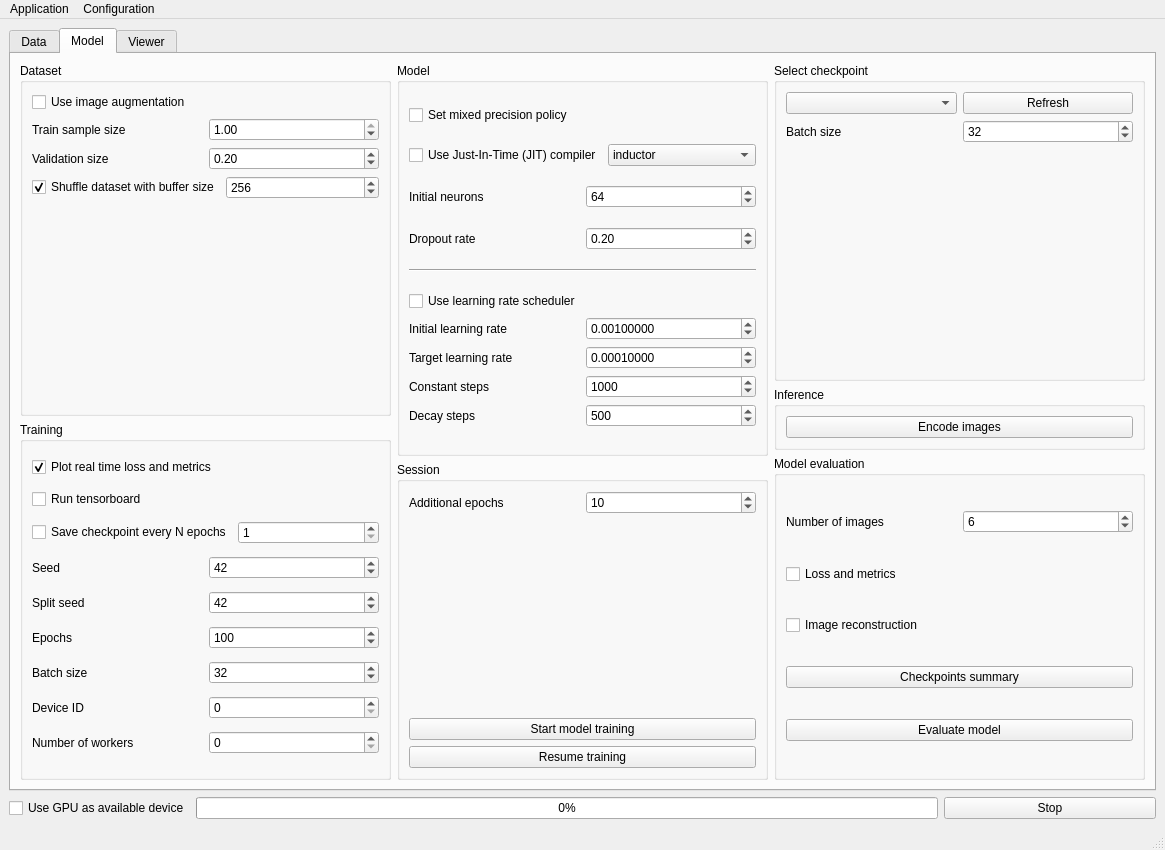
Old version of the form FEXT/app/assets/window_layout.ui in the repository CTCycle/FEXT-Autoencoder.
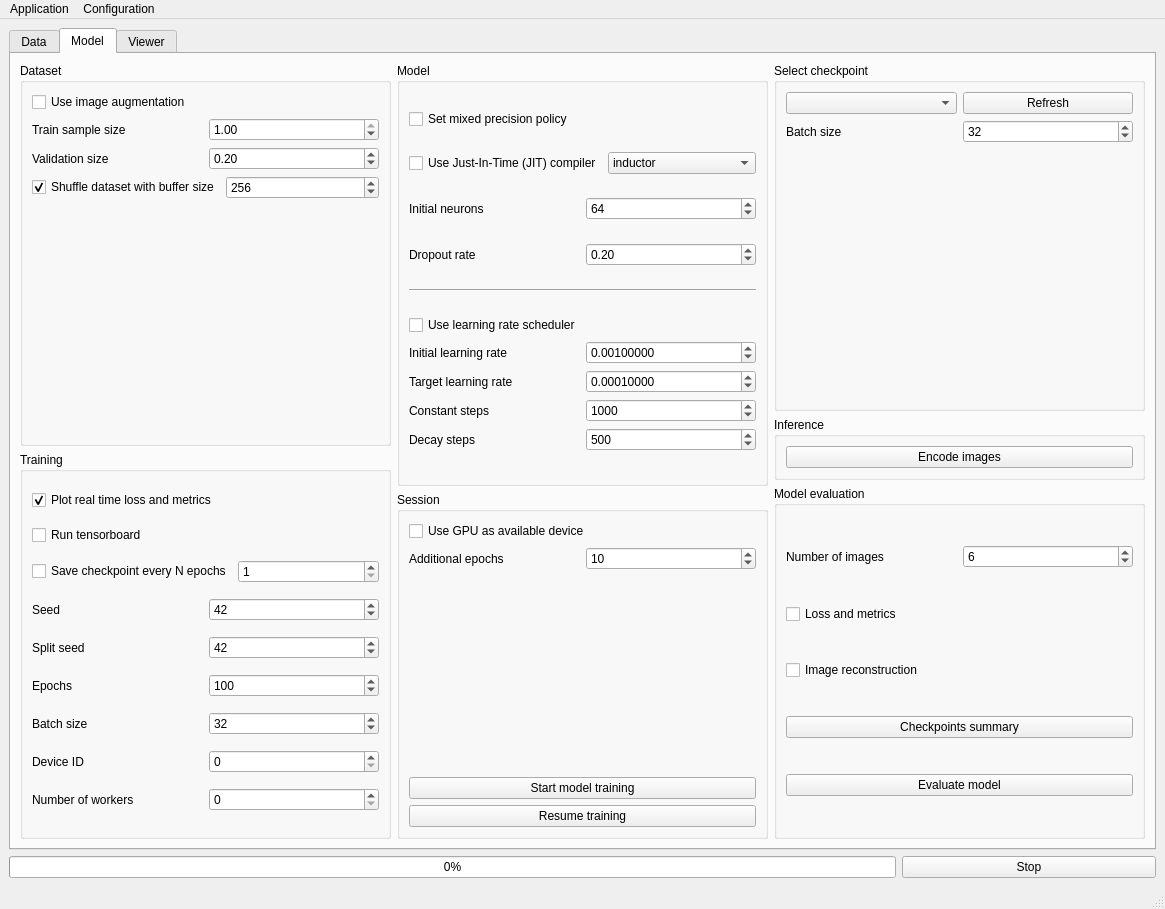
New version of the form. The open tabs and pages were chosen to show the change.

Commit message: moved GPU activation checkbox

Patch:
```diff
--- a/FEXT/app/assets/window_layout.ui
+++ b/FEXT/app/assets/window_layout.ui
@@ -7,7 +7,7 @@
     <x>0</x>
     <y>0</y>
     <width>1165</width>
-    <height>850</height>
+    <height>909</height>
    </rect>
   </property>
   <property name="windowTitle">
@@ -796,6 +796,13 @@
            <string>Session</string>
           </property>
           <layout class="QVBoxLayout" name="verticalLayout_9">
+           <item>
+            <widget class="QCheckBox" name="deviceGPU">
+             <property name="text">
+              <string>Use GPU as available device</string>
+             </property>
+            </widget>
+           </item>
            <item>
             <layout class="QHBoxLayout" name="horizontalLayout_10">
              <item>
@@ -1017,14 +1024,7 @@
      </widget>
     </item>
     <item>
-     <layout class="QHBoxLayout" name="horizontalLayout_3" stretch="0,7,2">
-      <item>
-       <widget class="QCheckBox" name="deviceGPU">
-        <property name="text">
-         <string>Use GPU as available device</string>
-        </property>
-       </widget>
-      </item>
+     <layout class="QHBoxLayout" name="horizontalLayout_3" stretch="7,2">
       <item>
        <widget class="QProgressBar" name="progressBar">
         <property name="value">
```
The commit also changes 3 other files.
